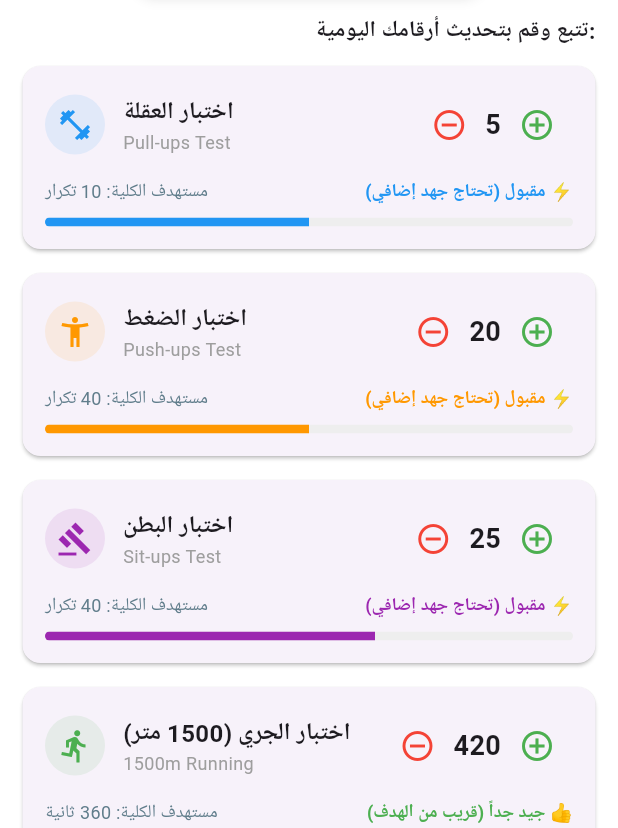
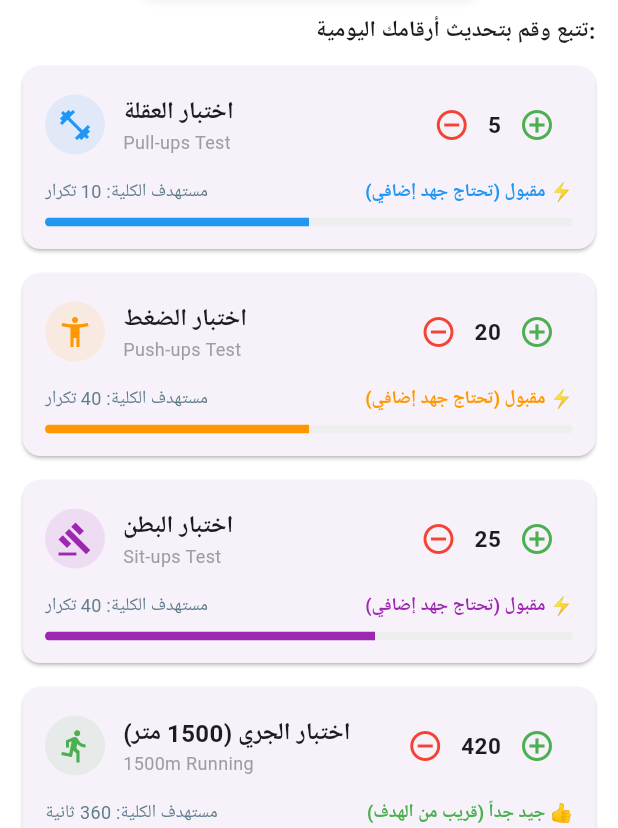
Before and after one commit to yahyaemad887-alt/zabet_app, a Flutter app: the screen it shows after launch, after a tap on "Zabet Tests", on a phone screen of 412 x 824 dp. Shown: the part 405-1233 px from the top of the screen. Run offline on Flutter 3.47's test engine with Material 3 defaults, Android fonts, the phone set to English and light mode, and no system bars; Roboto replaces fonts that are missing (Cairo).

Commit message:
Fix UI overflow and finalize Zabet Tests screen

```diff
--- a/lib/screen/zabet_tests.dart
+++ b/lib/screen/zabet_tests.dart
@@ -211,7 +211,10 @@ class _ZabetTestsScreenState extends State<ZabetTestsScreen> {
                                 ),
                                 Text(
                                   "${test.currentScore}",
-                                  style: const TextStyle(fontSize: 18, fontWeight: FontWeight.bold),
+                                  style: const TextStyle(
+                                    fontSize: 15, // صغرنا حجم الخط شوية من 18 إلى 15 عشان ما يخبطش في الأيقونة
+                                    fontWeight: FontWeight.bold,
+                                  ),
                                 ),
                                 IconButton(
                                   icon: const Icon(Icons.add_circle_outline, color: Colors.green),
--- a/lib/ui/home_screen.dart
+++ b/lib/ui/home_screen.dart
@@ -211,7 +211,7 @@ class HomeScreen extends StatelessWidget {
                     child: Padding(
                       padding: const EdgeInsets.all(16.0), // مسافة أمان عشان الأيقونة متلمسش الإطار
                       child: Image.asset(
-                        "assets\images/app_logo.png", // مسار الأيقونة اللي هتصممها وتضيفها في الـ assets
+                        "assets/images/app_logo.png", // مسار الأيقونة اللي هتصممها وتضيفها في الـ assets
                         fit: BoxFit.contain, // بيضمن إن الأيقونة تحافظ على أبعادها المربعة في النص
                       ),
                     ),
--- a/pubspec.yaml
+++ b/pubspec.yaml
@@ -18,11 +18,10 @@ dev_dependencies:
   flutter_launcher_icons: "^0.13.1"
 flutter:
   uses-material-design: true
+  assets:
+    - assets/images/app_logo.png
 flutter_launcher_icons:
   android: "launcher_icon"
   ios: true
   image_path: "assets/images/app_logo.png"
   min_sdk_android: 21
-  flutter:
-    assets:
-      - assets/images/app_logo.png
```
